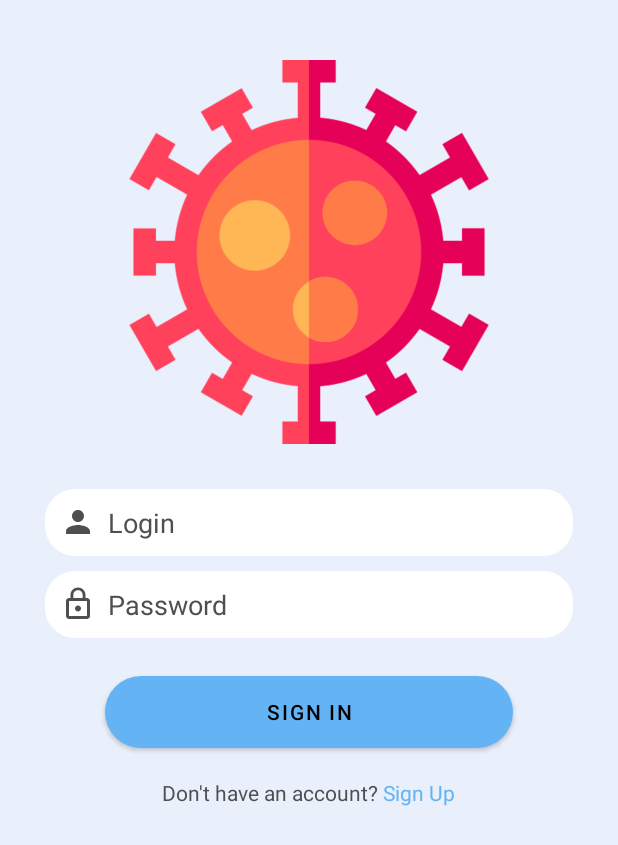
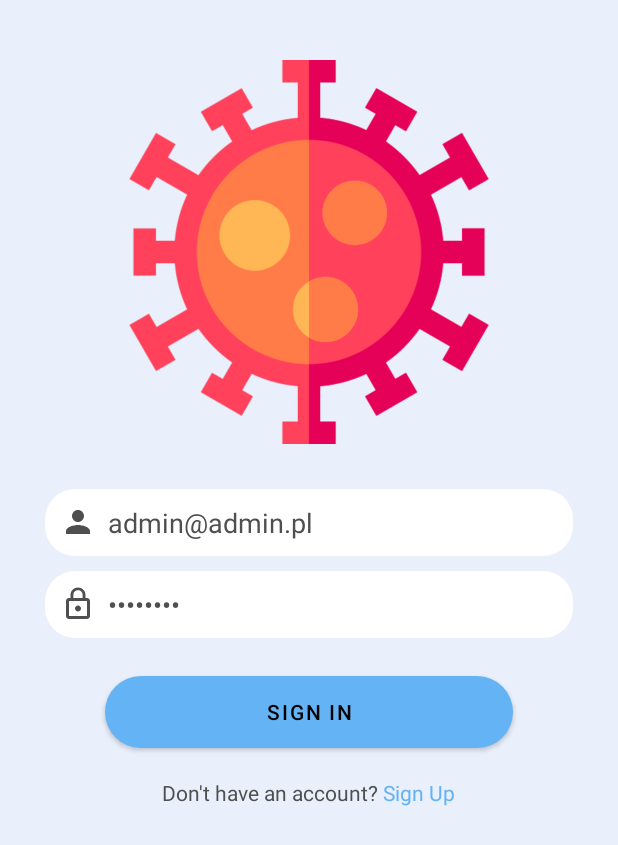
Before and after one commit to MarceliJerzynski/CoronaHELP, an Android app: the screen it shows after launch (MainActivity), on a phone screen of 412 x 824 dp. Shown: the top 845 px of the screen. Run offline under Robolectric (Android 15) with nearby library versions, the light colour scheme and no system bars; libraries missing offline, so code that uses them is left out: com.colorgreen.swiper.

Commit message:
Fix navigation graph stack

```diff
--- a/app/src/main/java/com/example/coronahelp/fragments/CreateAnnouncementFragment.kt
+++ b/app/src/main/java/com/example/coronahelp/fragments/CreateAnnouncementFragment.kt
@@ -16,7 +16,6 @@
 import com.example.coronahelp.model.Category
 import com.example.coronahelp.viewModels.CreateAnnouncementViewModel
 import com.example.coronahelp.viewModels.LoginViewModel
-import com.google.android.gms.location.LocationServices
 import com.google.android.gms.maps.model.LatLng
 import com.google.android.material.snackbar.Snackbar
 import com.google.android.material.textfield.TextInputEditText
--- a/app/src/main/java/com/example/coronahelp/fragments/LoginFragment.kt
+++ b/app/src/main/java/com/example/coronahelp/fragments/LoginFragment.kt
@@ -1,8 +1,7 @@
 package com.example.coronahelp.fragments
 
-import android.content.Intent
+import android.app.Activity
 import android.graphics.Color
-import android.os.Build
 import android.os.Bundle
 import android.text.SpannableString
 import android.text.Spanned
@@ -12,19 +11,15 @@
 import android.view.LayoutInflater
 import android.view.View
 import android.view.ViewGroup
-import android.widget.TextView
+import android.view.inputmethod.InputMethodManager
 import androidx.fragment.app.Fragment
 import androidx.fragment.app.viewModels
 import androidx.lifecycle.Observer
 import androidx.navigation.findNavController
 import com.example.coronahelp.R
-import com.example.coronahelp.model.LoginParams
-import com.example.coronahelp.rest.RestCaller
 import com.example.coronahelp.viewModels.LoginViewModel
 import com.google.android.material.snackbar.Snackbar
 import kotlinx.android.synthetic.main.login_fragment.*
-import kotlinx.coroutines.GlobalScope
-import kotlinx.coroutines.launch
 
 
 class LoginFragment : Fragment() {
@@ -37,8 +32,13 @@
 
         val model: LoginViewModel by viewModels()
         model.success.observe(viewLifecycleOwner, Observer {
-            if( it == true )
+            if( it )
+            {
+                val imm: InputMethodManager = activity?.applicationContext?.getSystemService(Activity.INPUT_METHOD_SERVICE) as InputMethodManager
+                imm.hideSoftInputFromWindow(view.windowToken, 0)
+
                 view.findNavController().navigate(R.id.action_login_to_mapsFragment)
+            }
             else {
                 val snackBar = Snackbar.make(
                     requireActivity().findViewById(android.R.id.content),
--- a/app/src/main/res/layout/login_fragment.xml
+++ b/app/src/main/res/layout/login_fragment.xml
@@ -34,8 +34,8 @@
             android:textColorHint="@color/colorGrey"
             android:textColor="@color/colorGrey"
             android:background="@drawable/login_edit_background"
-            android:padding="10dp"/>
-            <!--android:text="admin@admin.pl"-->
+            android:padding="10dp"
+            android:text="admin@admin.pl" />
 
         <EditText
             android:id="@+id/editTextPassword"
@@ -53,8 +53,8 @@
             android:background="@drawable/login_edit_background"
             android:padding="10dp"
             android:inputType="textPassword"
-            android:textColor="@color/colorGrey"/>
-            <!-- android:text="admin123" -->
+            android:textColor="@color/colorGrey"
+             android:text="admin123"  />
 
         <Button
             android:id="@+id/buttonLogin"
--- a/app/src/main/res/navigation/nav_graph.xml
+++ b/app/src/main/res/navigation/nav_graph.xml
@@ -12,7 +12,9 @@
         tools:layout="@layout/login_fragment" >
         <action
             android:id="@+id/action_login_to_mapsFragment"
-            app:destination="@id/mapsFragment" />
+            app:destination="@id/mapsFragment"
+            app:popUpTo="@id/mapsFragment"
+            app:popUpToInclusive="true" />
         <action
             android:id="@+id/action_login_to_register"
             app:destination="@id/register"
@@ -27,15 +29,14 @@
         android:label="register_fragment"
         tools:layout="@layout/register_fragment" >
         <action
-            android:id="@+id/action_register_to_mapsFragment"
-            app:destination="@id/mapsFragment" />
-        <action
             android:id="@+id/action_register_to_login"
             app:destination="@id/login"
             app:enterAnim="@android:anim/slide_in_left"
             app:exitAnim="@android:anim/slide_out_right"
             app:popEnterAnim="@android:anim/slide_in_left"
-            app:popExitAnim="@android:anim/slide_out_right" />
+            app:popExitAnim="@android:anim/slide_out_right"
+            app:popUpTo="@id/login"
+            app:popUpToInclusive="true" />
     </fragment>
     <fragment
         android:id="@+id/createAnnouncement2"
@@ -80,5 +81,21 @@
             app:destination="@id/login"
             app:enterAnim="@anim/fragment_fade_enter"
             app:exitAnim="@anim/fragment_fade_exit" />
+        <action
+            android:id="@+id/action_mapsFragment_to_myAnnouncementsFragment"
+            app:destination="@id/myAnnouncementsFragment"
+            app:enterAnim="@anim/fragment_fade_enter"
+            app:exitAnim="@anim/fragment_fade_exit" />
+    </fragment>
+    <fragment
+        android:id="@+id/myAnnouncementsFragment"
+        android:name="com.example.coronahelp.fragments.MyAnnouncementsFragment"
+        android:label="fragment_my_announcements"
+        tools:layout="@layout/fragment_my_announcements" >
+        <action
+            android:id="@+id/action_myAnnouncementsFragment_to_announcementFragment"
+            app:destination="@id/announcementFragment"
+            app:enterAnim="@anim/fragment_fade_enter"
+            app:exitAnim="@anim/fragment_fade_exit" />
     </fragment>
 </navigation>
```
Also changed, not shown: app/src/main/java/com/example/coronahelp/fragments/MyAnnouncementsFragment.kt (added, +24 -0 lines), app/src/main/res/layout/fragment_my_announcements.xml (added, +14 -0 lines).
